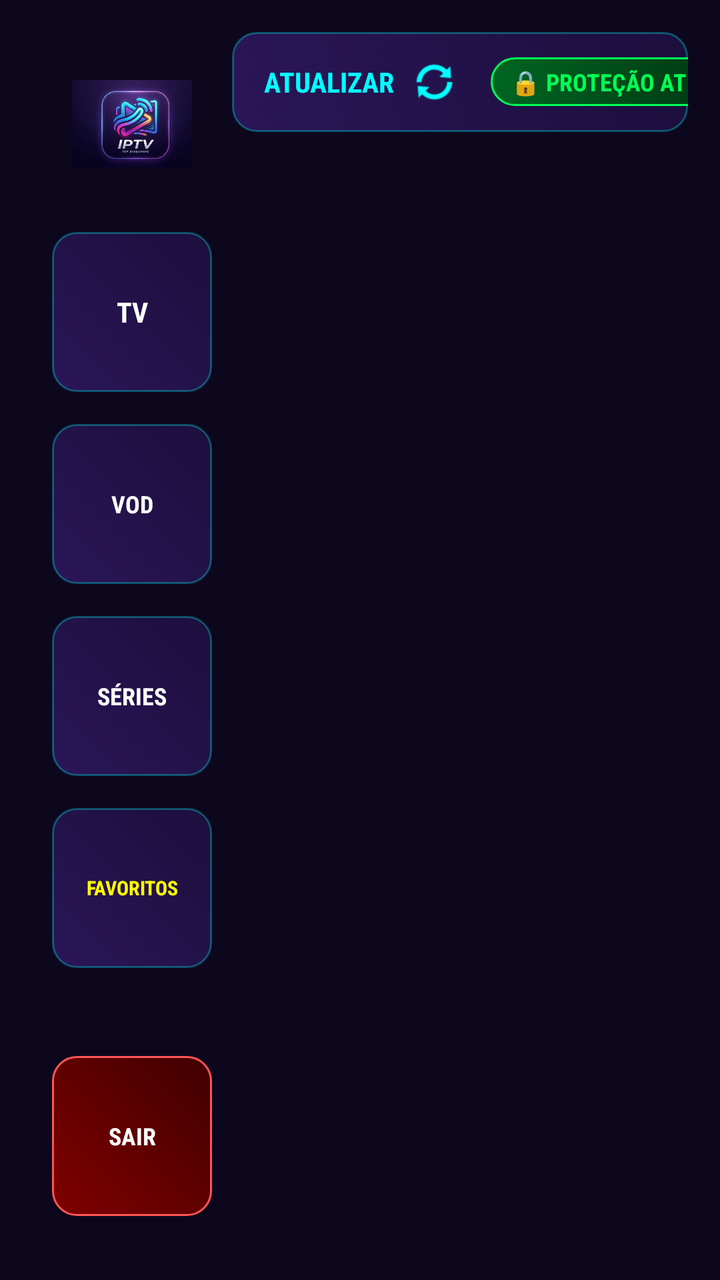
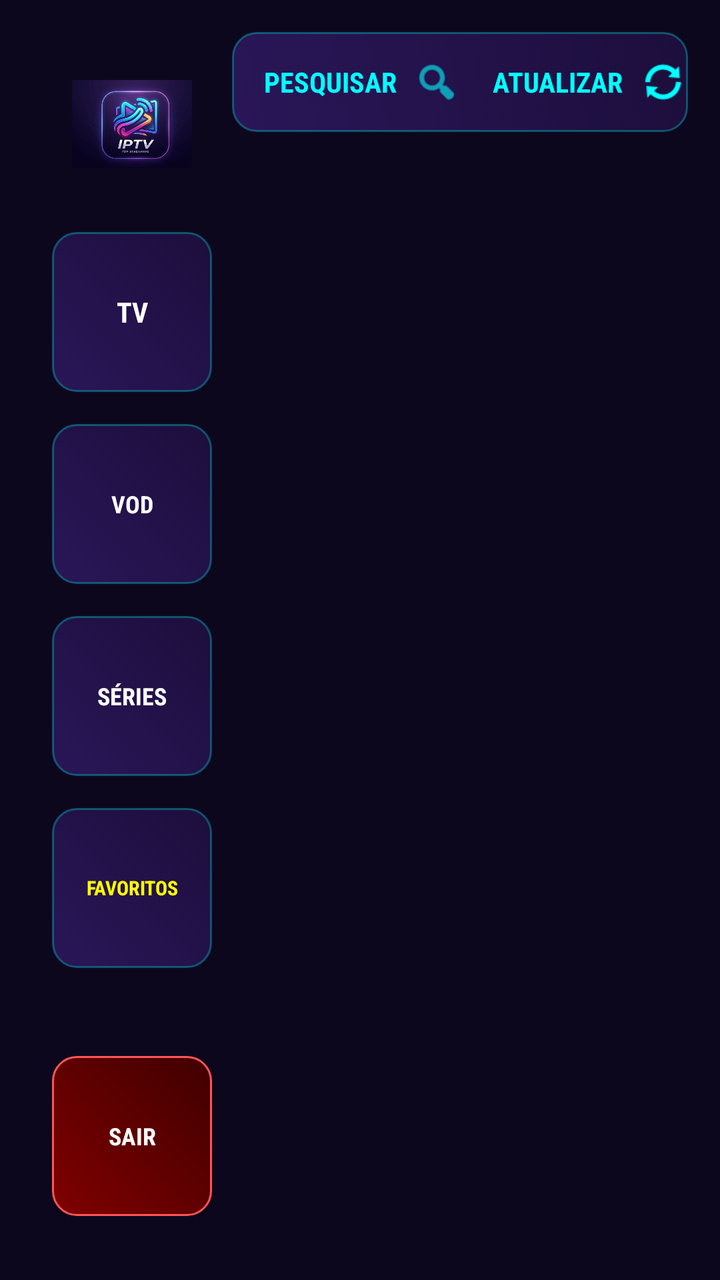

Two renders of the same Android screen: before a commit and after it. Below are the layout's source before the change and the commit's diff.
<!-- AndroidManifest.xml: application theme AppTheme -->
<!-- res/layout/activity_main.xml -->
<?xml version="1.0" encoding="utf-8"?>
<androidx.constraintlayout.widget.ConstraintLayout xmlns:android="http://schemas.android.com/apk/res/android"
    xmlns:app="http://schemas.android.com/apk/res-auto"
    xmlns:tools="http://schemas.android.com/tools"
    android:layout_width="match_parent"
    android:layout_height="match_parent"
    android:background="#0D071E"
    tools:context=".MainActivity">

    <ImageView
        android:id="@+id/ivHeroBanner"
        android:layout_width="0dp"
        android:layout_height="450dp"
        android:layout_marginEnd="64dp"
        app:layout_constraintEnd_toEndOf="parent"
        app:layout_constraintTop_toTopOf="parent"
        app:layout_constraintBottom_toBottomOf="parent"
        app:layout_constraintWidth_percent="0.35"
        android:scaleType="fitCenter"
        android:src="@android:color/transparent"
        android:alpha="0.8"/>

    
    <HorizontalScrollView
        android:id="@+id/topBarScroll"
        android:layout_width="0dp"
        android:layout_height="50dp"
        android:layout_marginTop="16dp"
        android:layout_marginEnd="16dp"
        android:scrollbars="none"
        android:background="@drawable/bg_button_neon"
        app:layout_constraintTop_toTopOf="parent"
        app:layout_constraintStart_toEndOf="@+id/sideMenu"
        app:layout_constraintEnd_toEndOf="parent">

        <LinearLayout
            android:id="@+id/topBar"
            android:layout_width="wrap_content"
            android:layout_height="match_parent"
            android:orientation="horizontal"
            android:gravity="center_vertical"
            android:paddingHorizontal="16dp">

            
            <LinearLayout
                android:id="@+id/btnRefresh"
                android:layout_width="wrap_content"
                android:layout_height="match_parent"
                android:orientation="horizontal"
                android:gravity="center"
                android:clickable="true"
                android:focusable="true"
                android:background="?attr/selectableItemBackground"
                android:layout_marginEnd="16dp">

                <TextView
                    android:layout_width="wrap_content"
                    android:layout_height="wrap_content"
                    android:text="ATUALIZAR"
                    android:textColor="#00FFFF"
                    android:textStyle="bold"
                    android:layout_marginEnd="8dp"/>

                <ImageView
                    android:layout_width="24dp"
                    android:layout_height="24dp"
                    android:src="@android:drawable/ic_popup_sync"
                    app:tint="#00FFFF"/>
            </LinearLayout>

            
            <TextView
                android:id="@+id/tvVpnBadge"
                android:layout_width="wrap_content"
                android:layout_height="wrap_content"
                android:text="🔒 PROTEÇÃO ATIVA"
                android:textColor="#00FF55"
                android:textSize="12sp"
                android:textStyle="bold"
                android:paddingHorizontal="10dp"
                android:paddingVertical="4dp"
                android:background="@drawable/bg_vpn_badge"
                android:layout_marginEnd="24dp"/>
            
            
            <LinearLayout
                android:id="@+id/btnSettings"
                android:layout_width="wrap_content"
                android:layout_height="match_parent"
                android:orientation="horizontal"
                android:gravity="center"
                android:clickable="true"
                android:focusable="true"
                android:background="?attr/selectableItemBackground"
                android:layout_marginEnd="12dp"
                android:paddingHorizontal="8dp">

                <TextView
                    android:layout_width="wrap_content"
                    android:layout_height="wrap_content"
                    android:text="⚙️ CONFIGURAÇÕES"
                    android:textColor="#FFFFFF"
                    android:textStyle="bold"/>
            </LinearLayout>

            <View android:layout_width="1dp" android:layout_height="match_parent" android:background="#442288" android:layout_marginVertical="8dp" android:layout_marginEnd="12dp"/>

            
            <TextView
                android:id="@+id/tvVencimento"
                android:layout_width="wrap_content"
                android:layout_height="wrap_content"
                android:text="VENCIMENTO: Undefined"
                android:textColor="#00FFFF"
                android:textStyle="bold"/>
        </LinearLayout>
    </HorizontalScrollView>

    
    <ScrollView
        android:id="@+id/sideMenu"
        android:layout_width="100dp"
        android:layout_height="0dp"
        android:layout_margin="16dp"
        android:fillViewport="true"
        android:scrollbars="none"
        app:layout_constraintStart_toStartOf="parent"
        app:layout_constraintTop_toTopOf="parent"
        app:layout_constraintBottom_toBottomOf="parent">

        <LinearLayout
            android:layout_width="match_parent"
            android:layout_height="wrap_content"
            android:orientation="vertical"
            android:gravity="center_horizontal"
            android:paddingVertical="16dp">

            <ImageView
                android:layout_width="60dp"
                android:layout_height="60dp"
                android:src="@drawable/logo"
                android:layout_marginBottom="24dp"
                android:scaleType="fitCenter"/>

            <Button
                android:id="@+id/btnTv"
                android:layout_width="80dp"
                android:layout_height="80dp"
                android:text="TV"
                android:background="@drawable/bg_button_neon"
                android:textColor="#FFFFFF"
                android:textStyle="bold"
                android:layout_marginBottom="16dp"/>

            <Button
                android:id="@+id/btnFilmes"
                android:layout_width="80dp"
                android:layout_height="80dp"
                android:text="VOD"
                android:background="@drawable/bg_button_neon"
                android:textColor="#FFFFFF"
                android:textStyle="bold"
                android:textSize="12sp"
                android:layout_marginBottom="16dp"/>

            <Button
                android:id="@+id/btnSeries"
                android:layout_width="80dp"
                android:layout_height="80dp"
                android:text="SÉRIES"
                android:background="@drawable/bg_button_neon"
                android:textColor="#FFFFFF"
                android:textStyle="bold"
                android:textSize="12sp"
                android:layout_marginBottom="16dp"/>

            <Button
                android:id="@+id/btnFavorites"
                android:layout_width="80dp"
                android:layout_height="80dp"
                android:text="FAVORITOS"
                android:background="@drawable/bg_button_neon"
                android:textColor="#FFFF00"
                android:textStyle="bold"
                android:textSize="10sp"
                android:layout_marginBottom="16dp"/>

            <Space android:layout_width="wrap_content" android:layout_height="0dp" android:layout_weight="1"/>

            <Button
                android:id="@+id/btnExit"
                android:layout_width="80dp"
                android:layout_height="80dp"
                android:text="SAIR"
                android:background="@drawable/bg_button_exit"
                android:textColor="#FFFFFF"
                android:textStyle="bold"
                android:textSize="12sp"/>
        </LinearLayout>
    </ScrollView>

    
    <ScrollView
        android:id="@+id/mainScrollView"
        android:layout_width="0dp"
        android:layout_height="0dp"
        android:layout_margin="16dp"
        app:layout_constraintTop_toBottomOf="@id/topBarScroll"
        app:layout_constraintBottom_toBottomOf="parent"
        app:layout_constraintStart_toEndOf="@id/sideMenu"
        app:layout_constraintEnd_toEndOf="parent">

        <LinearLayout
            android:id="@+id/contentFrame"
            android:layout_width="match_parent"
            android:layout_height="wrap_content"
            android:orientation="vertical">
            
            
            <TextView
                android:id="@+id/tvContinueTitle"
                android:layout_width="wrap_content"
                android:layout_height="wrap_content"
                android:text="▶️ CONTINUAR ASSISTINDO"
                android:textColor="#00FFFF"
                android:textSize="18sp"
                android:textStyle="bold"
                android:layout_marginBottom="8dp"
                android:visibility="gone"/>

            <androidx.recyclerview.widget.RecyclerView
                android:id="@+id/rvContinueWatching"
                android:layout_width="match_parent"
                android:layout_height="wrap_content"
                android:orientation="horizontal"
                android:layout_marginBottom="24dp"
                android:visibility="gone"
                app:layoutManager="androidx.recyclerview.widget.LinearLayoutManager"/>

            
            <TextView
                android:id="@+id/tvFavTitle"
                android:layout_width="wrap_content"
                android:layout_height="wrap_content"
                android:text="⭐ MEUS FAVORITOS"
                android:textColor="#FFCC00"
                android:textSize="18sp"
                android:textStyle="bold"
                android:layout_marginBottom="8dp"
                android:visibility="gone"/>

            <androidx.recyclerview.widget.RecyclerView
                android:id="@+id/rvHomeFavorites"
                android:layout_width="match_parent"
                android:layout_height="wrap_content"
                android:orientation="horizontal"
                android:layout_marginBottom="24dp"
                android:visibility="gone"
                app:layoutManager="androidx.recyclerview.widget.LinearLayoutManager"/>

            
                
        </LinearLayout>
    </ScrollView>

</androidx.constraintlayout.widget.ConstraintLayout>
<!-- resources referenced by this layout -->
<resources>
  <!-- drawable bg_button_exit (drawable) -->
  <?xml version="1.0" encoding="utf-8"?>
  <selector xmlns:android="http://schemas.android.com/apk/res/android">
      <item android:state_focused="true">
          <shape android:shape="rectangle">
              <solid android:color="#FF5555"/>
              <corners android:radius="12dp"/>
              <stroke android:width="3dp" android:color="#FF0000"/>
          </shape>
      </item>
      <item>
          <shape android:shape="rectangle">
              <gradient android:startColor="#800000" android:endColor="#400000" android:angle="45"/>
              <corners android:radius="12dp"/>
              <stroke android:width="1dp" android:color="#FF5555"/>
          </shape>
      </item>
  </selector>
  <!-- drawable bg_button_neon (drawable) -->
  <?xml version="1.0" encoding="utf-8"?>
  <selector xmlns:android="http://schemas.android.com/apk/res/android">
      <item android:state_focused="true">
          <shape android:shape="rectangle">
              <solid android:color="#8000FFFF"/>
              <corners android:radius="12dp"/>
              <stroke android:width="4dp" android:color="#FFFFFF"/>
          </shape>
      </item>
      <item>
          <shape android:shape="rectangle">
              <gradient android:startColor="#2A1658" android:endColor="#1C0E3C" android:angle="45"/>
              <corners android:radius="12dp"/>
              <stroke android:width="1dp" android:color="#4D00FFFF"/>
          </shape>
      </item>
  </selector>
  <!-- drawable bg_vpn_badge (drawable) -->
  <?xml version="1.0" encoding="utf-8"?>
  <shape xmlns:android="http://schemas.android.com/apk/res/android" android:shape="rectangle">
      <gradient android:startColor="#006622" android:endColor="#003311" android:angle="0"/>
      <corners android:radius="16dp"/>
      <stroke android:width="1dp" android:color="#00FF55"/>
  </shape>
  <!-- drawable logo: png bitmap (drawable, 182814 bytes) -->
  <style name="AppTheme" parent="Theme.AppCompat.NoActionBar">
          <item name="android:fontFamily">sans-serif-condensed</item>
      </style>
</resources>

<!-- the commit's change to res/layout/activity_main.xml (unified diff, before → after) -->
@@ -43,6 +43,33 @@
 
             
             <LinearLayout
+                android:id="@+id/btnSearch"
+                android:layout_width="wrap_content"
+                android:layout_height="match_parent"
+                android:orientation="horizontal"
+                android:gravity="center"
+                android:clickable="true"
+                android:focusable="true"
+                android:background="?attr/selectableItemBackground"
+                android:layout_marginEnd="16dp">
+
+                <TextView
+                    android:layout_width="wrap_content"
+                    android:layout_height="wrap_content"
+                    android:text="PESQUISAR"
+                    android:textColor="#00FFFF"
+                    android:textStyle="bold"
+                    android:layout_marginEnd="8dp"/>
+
+                <ImageView
+                    android:layout_width="24dp"
+                    android:layout_height="24dp"
+                    android:src="@android:drawable/ic_menu_search"
+                    app:tint="#00FFFF"/>
+            </LinearLayout>
+
+            
+            <LinearLayout
                 android:id="@+id/btnRefresh"
                 android:layout_width="wrap_content"
                 android:layout_height="match_parent"
